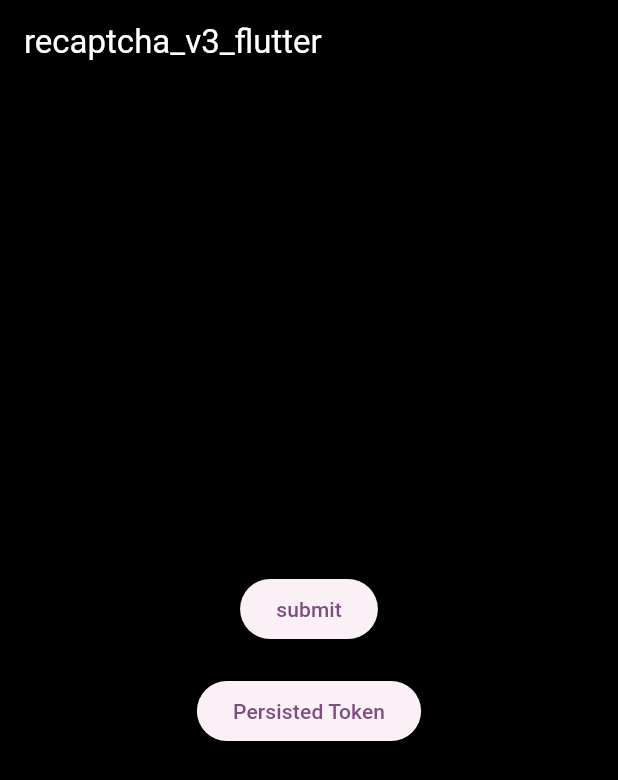
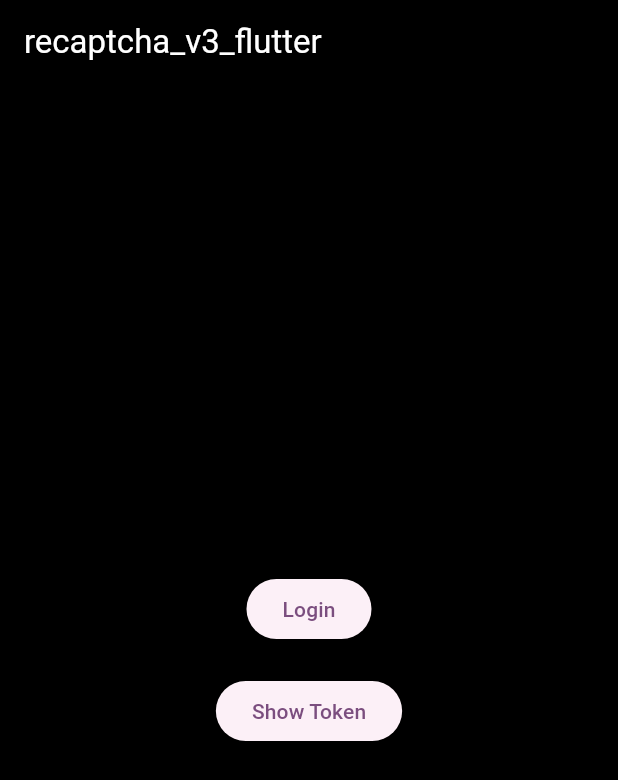
Before and after one commit to sumit024/recaptcha_v3_flutter, a Flutter app: the screen it shows after launch, on a phone screen of 412 x 824 dp. Shown: the top 780 px of the screen. Run offline on Flutter 3.47's test engine with Material 3 defaults, Android fonts, the phone set to English and light mode, and no system bars; our stand-ins replace webview_flutter.

Commit message:
UPDATE- homepage in pubspec.yaml and example file

```diff
--- a/example/lib/main.dart
+++ b/example/lib/main.dart
@@ -63,7 +63,7 @@ class _MyHomePageState extends State<MyHomePage> {
               /// Execute the Recaptcha V3  using this method call
               AppRecaptchaHandler.executeV3(action: 'login');
             },
-            child: const Text('submit'),
+            child: const Text('Login'),
           ),
           const SizedBox(height: 20),
           ElevatedButton(
@@ -72,7 +72,7 @@ class _MyHomePageState extends State<MyHomePage> {
                 'Persisted Token ${AppRecaptchaHandler.instance.captchaToken}',
               );
             },
-            child: const Text('Persisted Token'),
+            child: const Text('Show Token'),
           ),
         ],
       ),
--- a/pubspec.yaml
+++ b/pubspec.yaml
@@ -1,7 +1,7 @@
 name: recaptcha_v3_flutter
 description: "Add recaptcha verification to your flutter apps"
 version: 0.0.1
-homepage:
+homepage: https://github.com/sumit024/recaptcha_v3_flutter
 
 environment:
   sdk: ^3.9.0
```
